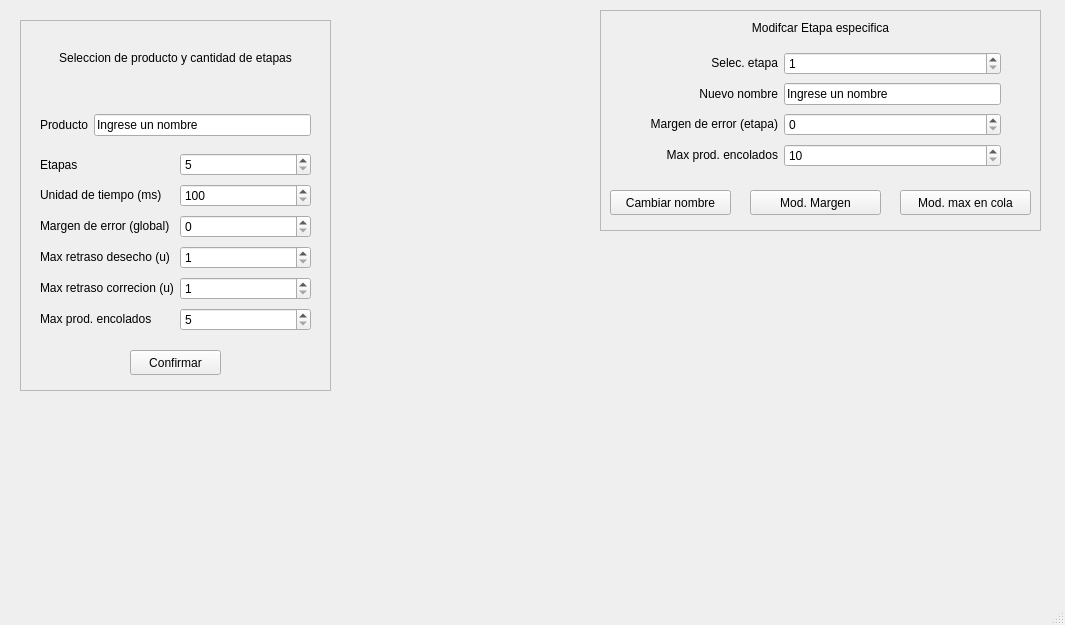
Above: mainwindow.ui from JOQUINYD/PipelineProject before the change. Below: the same form after it.
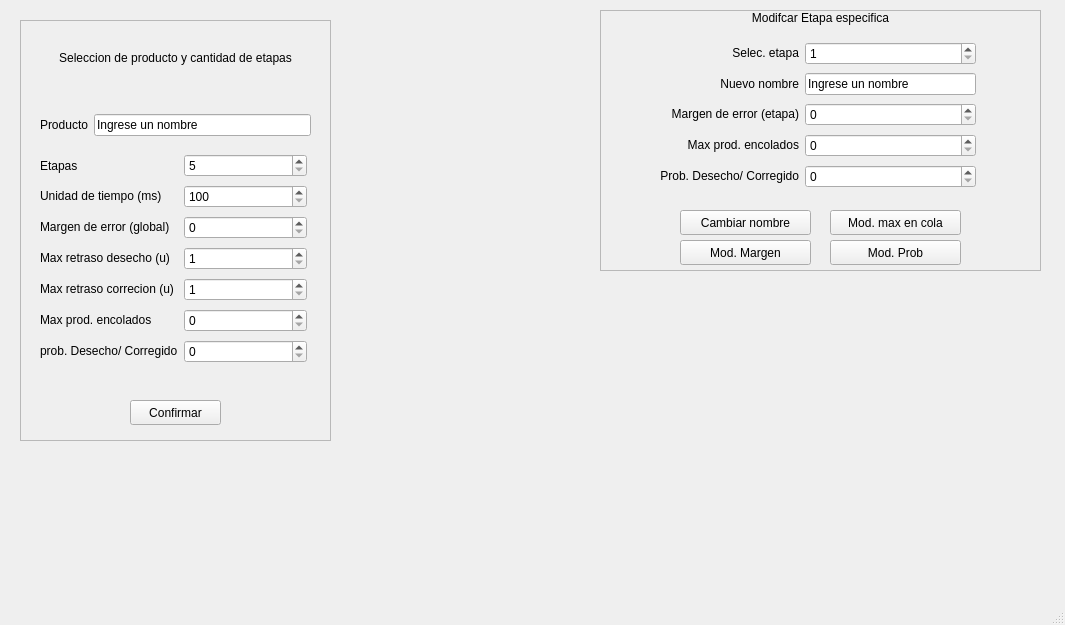
That is the form after the change. Icons and pictures are not drawn.

Diff of the .ui file:
```diff
--- a/mainwindow.ui
+++ b/mainwindow.ui
@@ -36,7 +36,7 @@
       <x>20</x>
       <y>20</y>
       <width>311</width>
-      <height>371</height>
+      <height>421</height>
      </rect>
     </property>
     <property name="frameShape">
@@ -49,7 +49,7 @@
      <property name="geometry">
       <rect>
        <x>110</x>
-       <y>330</y>
+       <y>380</y>
        <width>91</width>
        <height>25</height>
       </rect>
@@ -100,13 +100,13 @@
       </item>
      </layout>
     </widget>
-    <widget class="QWidget" name="layoutWidget">
+    <widget class="QWidget" name="">
      <property name="geometry">
       <rect>
        <x>20</x>
-       <y>131</y>
-       <width>271</width>
-       <height>188</height>
+       <y>132</y>
+       <width>267</width>
+       <height>220</height>
       </rect>
      </property>
      <layout class="QGridLayout" name="gridLayout">
@@ -202,13 +202,30 @@
       <item row="5" column="1">
        <widget class="QSpinBox" name="spMaxColaGlob">
         <property name="minimum">
-         <number>5</number>
+         <number>0</number>
         </property>
         <property name="maximum">
          <number>10000000</number>
         </property>
        </widget>
       </item>
+      <item row="6" column="0">
+       <widget class="QLabel" name="label_15">
+        <property name="text">
+         <string>&lt;html&gt;&lt;head/&gt;&lt;body&gt;&lt;p&gt;prob. Desecho/ Corregido&lt;/p&gt;&lt;/body&gt;&lt;/html&gt;</string>
+        </property>
+       </widget>
+      </item>
+      <item row="6" column="1">
+       <widget class="QSpinBox" name="spProbDesCor">
+        <property name="minimum">
+         <number>0</number>
+        </property>
+        <property name="maximum">
+         <number>100</number>
+        </property>
+       </widget>
+      </item>
      </layout>
     </widget>
    </widget>
@@ -218,7 +235,7 @@
       <x>600</x>
       <y>10</y>
       <width>441</width>
-      <height>221</height>
+      <height>261</height>
      </rect>
     </property>
     <property name="frameShape">
@@ -230,9 +247,9 @@
     <widget class="QPushButton" name="btnChangeEtapaName">
      <property name="geometry">
       <rect>
-       <x>10</x>
-       <y>180</y>
-       <width>121</width>
+       <x>80</x>
+       <y>200</y>
+       <width>131</width>
        <height>25</height>
       </rect>
      </property>
@@ -246,8 +263,8 @@
     <widget class="QPushButton" name="btnModMargen">
      <property name="geometry">
       <rect>
-       <x>150</x>
-       <y>180</y>
+       <x>80</x>
+       <y>230</y>
        <width>131</width>
        <height>25</height>
       </rect>
@@ -263,7 +280,7 @@
      <property name="geometry">
       <rect>
        <x>130</x>
-       <y>10</y>
+       <y>0</y>
        <width>181</width>
        <height>17</height>
       </rect>
@@ -275,8 +292,8 @@
     <widget class="QPushButton" name="btnModMaxCola">
      <property name="geometry">
       <rect>
-       <x>300</x>
-       <y>180</y>
+       <x>230</x>
+       <y>200</y>
        <width>131</width>
        <height>25</height>
       </rect>
@@ -288,13 +305,29 @@
       <string>Mod. max en cola</string>
      </property>
     </widget>
-    <widget class="QWidget" name="layoutWidget">
+    <widget class="QPushButton" name="btnChangeProbDesCor">
      <property name="geometry">
       <rect>
-       <x>50</x>
-       <y>40</y>
-       <width>351</width>
-       <height>123</height>
+       <x>230</x>
+       <y>230</y>
+       <width>131</width>
+       <height>25</height>
+      </rect>
+     </property>
+     <property name="cursor">
+      <cursorShape>PointingHandCursor</cursorShape>
+     </property>
+     <property name="text">
+      <string>Mod. Prob</string>
+     </property>
+    </widget>
+    <widget class="QWidget" name="">
+     <property name="geometry">
+      <rect>
+       <x>60</x>
+       <y>30</y>
+       <width>316</width>
+       <height>155</height>
       </rect>
      </property>
      <layout class="QGridLayout" name="gridLayout_3">
@@ -353,13 +386,30 @@
       <item row="3" column="1">
        <widget class="QSpinBox" name="spMaxColaLoc">
         <property name="minimum">
-         <number>10</number>
+         <number>0</number>
         </property>
         <property name="maximum">
          <number>10000000</number>
         </property>
        </widget>
       </item>
+      <item row="4" column="0">
+       <widget class="QLabel" name="label_16">
+        <property name="text">
+         <string>&lt;html&gt;&lt;head/&gt;&lt;body&gt;&lt;p align=&quot;right&quot;&gt;Prob. Desecho/ Corregido&lt;/p&gt;&lt;/body&gt;&lt;/html&gt;</string>
+        </property>
+       </widget>
+      </item>
+      <item row="4" column="1">
+       <widget class="QSpinBox" name="spProbDesCorLocal">
+        <property name="minimum">
+         <number>0</number>
+        </property>
+        <property name="maximum">
+         <number>100</number>
+        </property>
+       </widget>
+      </item>
      </layout>
     </widget>
    </widget>
```
